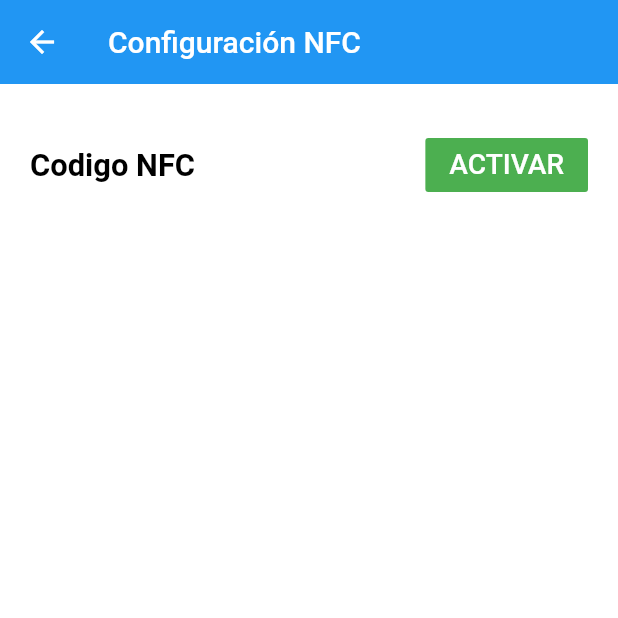
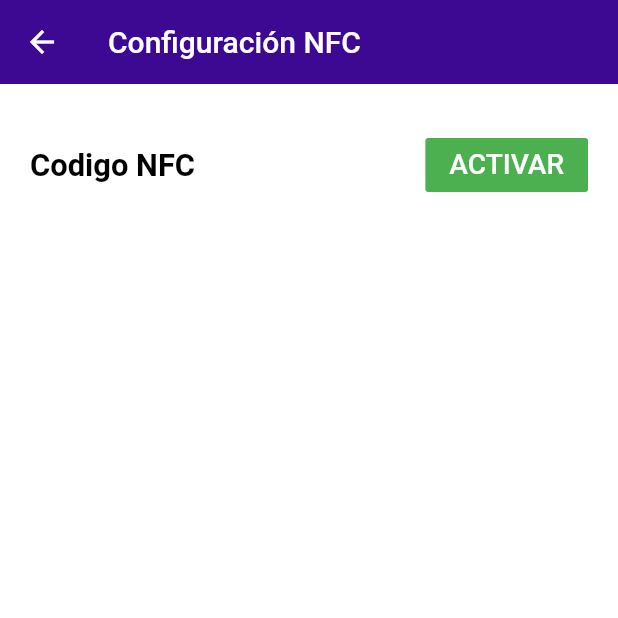
Before and after one commit to NicoEPS03/GradoPasajero, a Flutter app: the Cuenta screen opened directly, after a tap on "Codigo NFC", on a phone screen of 412 x 824 dp, the top half of it. Run offline on Flutter 3.47's test engine with Material 2 defaults, Android fonts, the light colour scheme and no system bars; our stand-ins replace firebase_auth, firebase_core, firebase_database, flutter_svg; missing offline and left inert: barcode_scan, flutter_nfc_kit, flutter_progress_button; accounts and stored records are empty.

Commit message:
Corrección palabras y bug de color solucionado

```diff
--- a/lib/Cuenta/Cuenta.dart
+++ b/lib/Cuenta/Cuenta.dart
@@ -8,6 +8,7 @@ import 'package:proyecto_grado_pasajero/Cuenta/DatosPersonales.dart';
 import 'package:proyecto_grado_pasajero/Cuenta/FooterCuenta.dart';
 import 'package:proyecto_grado_pasajero/Login/NavigationDrawerWidget.dart';
 import 'package:proyecto_grado_pasajero/Model/EPasajeros.dart';
+import 'package:proyecto_grado_pasajero/constants.dart';
 import 'HeaderCuenta.dart';
 
 ///Pantalla de configuración de cuenta
@@ -60,6 +61,7 @@ class Cuenta extends StatelessWidget {
             drawer: NavigationDrawerWidget(nombre: _nombre),
             appBar: AppBar(
               elevation: 0,
+              backgroundColor: kPrimaryColor,
               leading: Builder(
                 builder: (BuildContext context) {
                   return IconButton(
--- a/lib/Cuenta/EditarCodigo.dart
+++ b/lib/Cuenta/EditarCodigo.dart
@@ -85,6 +85,7 @@ class _EditarNFCState extends State<EditarNFC> {
           return Scaffold(
             appBar: AppBar(
               elevation: 0,
+              backgroundColor: kPrimaryColor,
               title: Text('Configuración NFC'),
             ),
             body: SingleChildScrollView(
--- a/lib/Login/NavigationDrawerWidget.dart
+++ b/lib/Login/NavigationDrawerWidget.dart
@@ -61,7 +61,7 @@ class NavigationDrawerWidget extends StatelessWidget {
                     buildMenuItem(
                       context,
                       item: NavigationItem.tranferirSaldo,
-                      text: 'Tranferir Saldo',
+                      text: 'Transferir Saldo',
                       icon: Icons.money,
                     ),
                     const SizedBox(height: 24),
--- a/lib/Rutas/Rutas.dart
+++ b/lib/Rutas/Rutas.dart
@@ -54,6 +54,7 @@ class _RutasState extends State<Rutas> {
             drawer: NavigationDrawerWidget(nombre: _nombre),
             appBar: AppBar(
               elevation: 0,
+              backgroundColor: kPrimaryColor,
               leading: Builder(
                 builder: (BuildContext context) {
                   return IconButton(
--- a/lib/Saldo/TransferirSaldo.dart
+++ b/lib/Saldo/TransferirSaldo.dart
@@ -86,6 +86,7 @@ class _TranferirSaldoState extends State<TranferirSaldo> {
               drawer: NavigationDrawerWidget(nombre: _nombre),
               appBar: AppBar(
                 elevation: 0,
+                backgroundColor: kPrimaryColor,
                 leading: Builder(
                   builder: (BuildContext context) {
                     return IconButton(
```
Also changed, not shown: lib/Login/Inicio.dart (+7 -7 lines), pubspec.lock.
